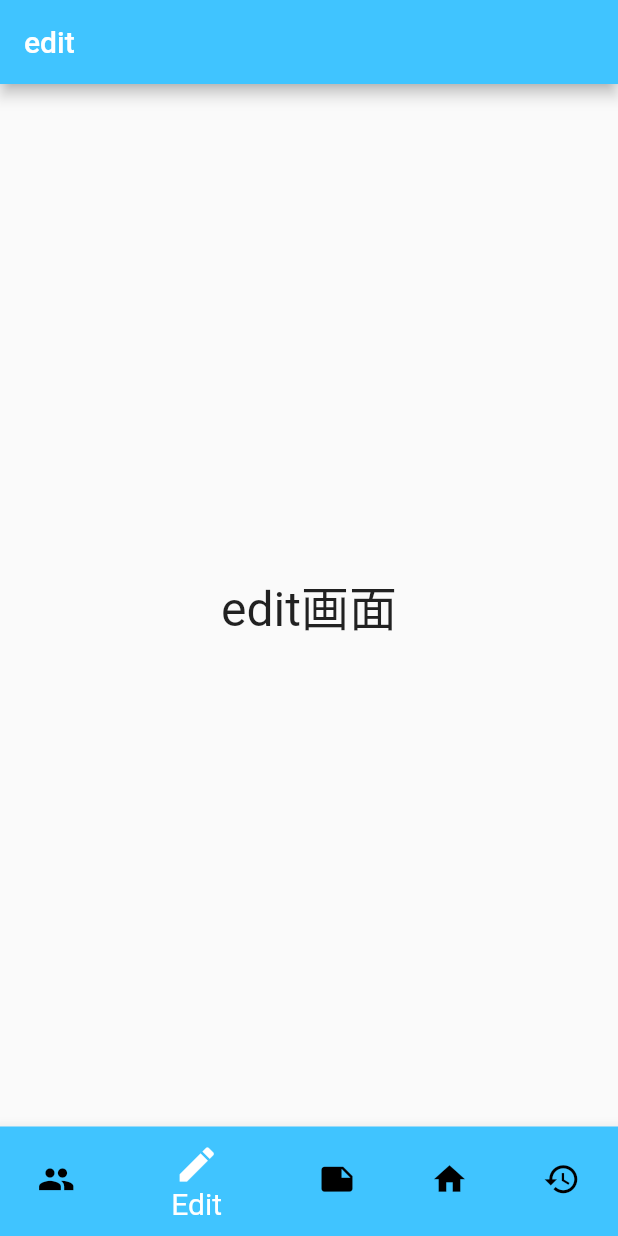
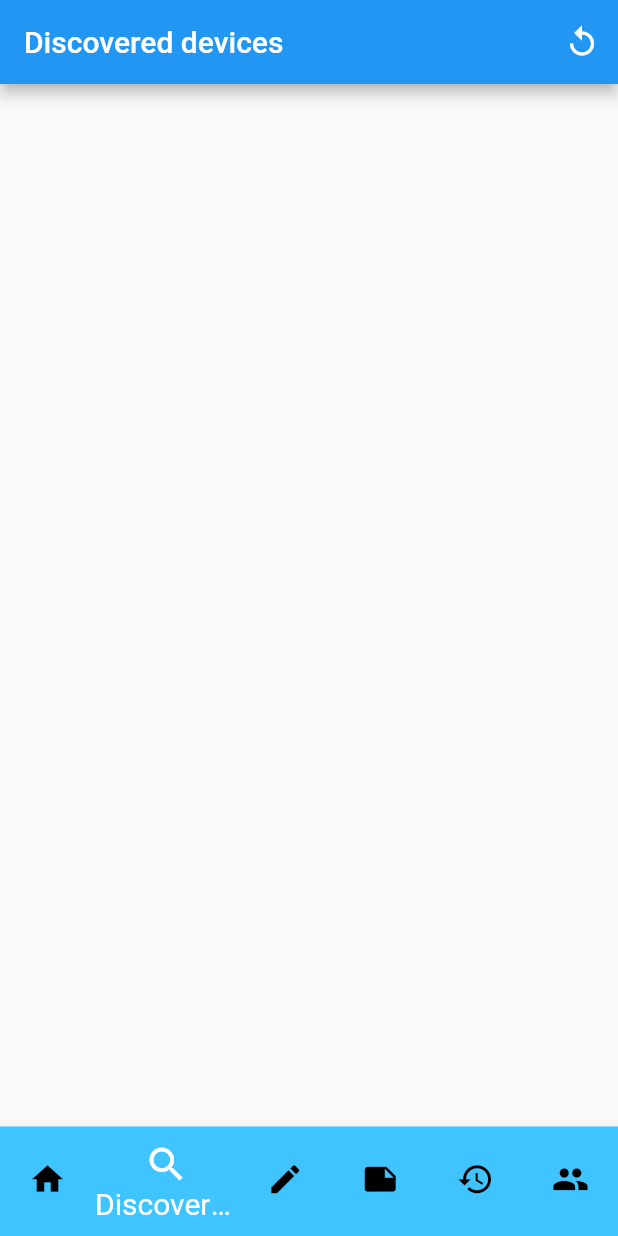
Before and after one commit to microbe-zhimin/adhoc-app, a Flutter app: the screen it shows after launch, item 2 of the bottom bar chosen, on a phone screen of 412 x 824 dp. Run offline on Flutter 3.47's test engine with Material 2 defaults, Android fonts, the phone set to English and light mode, and no system bars; our stand-ins replace flutter_bluetooth_serial, permission_handler.

Commit message:
fixed version
Fixed DiscoveryPage.dart & add BluetoothDeviceListEntry.dart

```diff
--- a/lib/main.dart
+++ b/lib/main.dart
@@ -1,5 +1,6 @@
 import 'package:flutter/material.dart';
 import 'src/app.dart';
+
 
 void main() {
   runApp(const MyApp());
--- a/lib/src/app.dart
+++ b/lib/src/app.dart
@@ -1,9 +1,10 @@
 import 'package:flutter/material.dart';
-
+import 'package:permission_handler/permission_handler.dart';
+import 'screens/Home.dart';
 import 'screens/account.dart';
 import 'screens/edit.dart';
 import 'screens/newfile.dart';
-import 'screens/search.dart';
+import 'screens/DiscoveryPage.dart';
 import 'screens/history.dart';
 
 class MyApp extends StatelessWidget {
@@ -11,27 +12,62 @@ class MyApp extends StatelessWidget {
 
   @override
   Widget build(BuildContext context) {
-    return const MaterialApp(
-      title: 'ADHOC',
-      home: MyStatefulWidget(),
+    Future.delayed(Duration.zero, () =>
+        showDialog(
+            context: context,
+            builder: (context) =>
+                AlertDialog(
+                  title: const Text('CAUTION'),
+                  content: const Text(
+                      'This application uses Bluetooth.\nMake sure your device\'s Bluetooth is turned on or off.'),
+                  actions: <Widget>[
+                    OutlinedButton(
+                        onPressed: () {
+                          openAppSettings();
+                        },
+                        child: const Text('Open Setting')
+                    ),
+                    OutlinedButton(
+                        onPressed: () {
+                          Navigator.of(context).pop();
+                        },
+                        child: const Text('OK')
+                    )
+                  ],
+                )
+        ),
     );
+    return MaterialApp(
+      title: 'Flutter Demo',
+      theme: ThemeData(
+        primarySwatch: Colors.blue,
+      ),
+      home: const MyHomePage(title: 'Flutter Demo Home Page'),
+
+    );
+
   }
 }
 
-class MyStatefulWidget extends StatefulWidget {
-  const MyStatefulWidget({Key? key}) : super(key: key);
+
+class MyHomePage extends StatefulWidget {
+  const MyHomePage({super.key, required this.title});
+  final String title;
 
   @override
-  State<MyStatefulWidget> createState() => _MyStatefulWidgetState();
+
+  State<MyHomePage> createState() => _MyHomePage();
+
 }
 
-class _MyStatefulWidgetState extends State<MyStatefulWidget> {
+class _MyHomePage extends State<MyHomePage> {
   static const _screens = [
-    AccountScreen(),
+    HomeScreen(),
+    DiscoveryPage(),
+    NewfileScreen(),
     EditScreen(),
-    NewfileScreen(),
-    SearchScreen(),
-    HistoryScreen()
+    HistoryScreen(),
+    AccountScreen()
   ];
 
   int _selectedIndex = 0;
@@ -44,6 +80,7 @@ class _MyStatefulWidgetState extends State<MyStatefulWidget> {
 
   @override
   Widget build(BuildContext context) {
+
     return Scaffold(
         body: _screens[_selectedIndex],
         bottomNavigationBar: BottomNavigationBar(
@@ -51,29 +88,35 @@ class _MyStatefulWidgetState extends State<MyStatefulWidget> {
           onTap: _onItemTapped,
           items: const <BottomNavigationBarItem>[
             BottomNavigationBarItem(//
-                icon: Icon(Icons.people),
-                label: 'Account',
+                icon: Icon(Icons.home),
+                label: 'Home',
+                backgroundColor: Colors.lightBlueAccent
+            ),
+            BottomNavigationBarItem(//
+                icon: Icon(Icons.search),
+                label: 'Discovery Devices',
                 backgroundColor: Colors.lightBlueAccent
             ),
             BottomNavigationBarItem(
                 icon: Icon(Icons.edit),
-              label: 'Edit',
+                label: 'Create New File',
                 backgroundColor: Colors.lightBlueAccent
             ),
             BottomNavigationBarItem(
                 icon: Icon(Icons.note),
-              label: 'A',
-              backgroundColor: Colors.lightBlueAccent
-            ),
-            BottomNavigationBarItem(
-              icon: Icon(Icons.home),
-              label: 'A',
+                label: 'Edit Files',
                 backgroundColor: Colors.lightBlueAccent
             ),
             BottomNavigationBarItem(
                 icon: Icon(Icons.history),
                 label: 'History',
                 backgroundColor: Colors.lightBlueAccent
+            ),
+            BottomNavigationBarItem(
+                icon: Icon(Icons.people),
+                label: 'Account',
+                backgroundColor: Colors.lightBlueAccent
+
             ),
           ],
 
--- /dev/null
+++ b/lib/src/screens/BluetoothDeviceListEntry.dart
@@ -0,0 +1,73 @@
+import 'package:flutter/material.dart';
+import 'package:flutter_bluetooth_serial/flutter_bluetooth_serial.dart';
+
+class BluetoothDeviceListEntry extends ListTile {
+  BluetoothDeviceListEntry({
+    required BluetoothDevice device,
+    int? rssi,
+    GestureTapCallback? onTap,
+    GestureLongPressCallback? onLongPress,
+    bool enabled = true,
+  }) : super(
+          onTap: onTap,
+          onLongPress: onLongPress,
+          enabled: enabled,
+          leading: Icon(Icons.devices),
+          // @TODO . !BluetoothClass! class aware icon
+          title: Text(device.name ?? ""),
+          subtitle: Text(device.address.toString()),
+          trailing: Row(
+            mainAxisSize: MainAxisSize.min,
+            children: <Widget>[
+              rssi != null
+                  ? Container(
+                      margin: new EdgeInsets.all(8.0),
+                      child: DefaultTextStyle(
+                        style: _computeTextStyle(rssi),
+                        child: Column(
+                          mainAxisSize: MainAxisSize.min,
+                          children: <Widget>[
+                            Text(rssi.toString()),
+                            Text('dBm'),
+                          ],
+                        ),
+                      ),
+                    )
+                  : Container(width: 0, height: 0),
+              device.isConnected
+                  ? Icon(Icons.import_export)
+                  : Container(width: 0, height: 0),
+              device.isBonded
+                  ? Icon(Icons.link)
+                  : Container(width: 0, height: 0),
+            ],
+          ),
+        );
+
+  static TextStyle _computeTextStyle(int rssi) {
+    /**/ if (rssi >= -35)
+      return TextStyle(color: Colors.greenAccent[700]);
+    else if (rssi >= -45)
+      return TextStyle(
+          color: Color.lerp(
+              Colors.greenAccent[700], Colors.lightGreen, -(rssi + 35) / 10));
+    else if (rssi >= -55)
+      return TextStyle(
+          color: Color.lerp(
+              Colors.lightGreen, Colors.lime[600], -(rssi + 45) / 10));
+    else if (rssi >= -65)
+      return TextStyle(
+          color: Color.lerp(Colors.lime[600], Colors.amber, -(rssi + 55) / 10));
+    else if (rssi >= -75)
+      return TextStyle(
+          color: Color.lerp(
+              Colors.amber, Colors.deepOrangeAccent, -(rssi + 65) / 10));
+    else if (rssi >= -85)
+      return TextStyle(
+          color: Color.lerp(
+              Colors.deepOrangeAccent, Colors.redAccent, -(rssi + 75) / 10));
+    else
+      /*code symmetry*/
+      return TextStyle(color: Colors.redAccent);
+  }
+}
--- /dev/null
+++ b/lib/src/screens/DiscoveryPage.dart
@@ -0,0 +1,162 @@
+import 'dart:async';
+
+import 'package:flutter/material.dart';
+import 'package:flutter_bluetooth_serial/flutter_bluetooth_serial.dart';
+
+import 'BluetoothDeviceListEntry.dart';
+
+class DiscoveryPage extends StatefulWidget {
+  /// If true, discovery starts on page start, otherwise user must press action button.
+  final bool start;
+
+  const DiscoveryPage({this.start = true});
+
+  @override
+  _DiscoveryPage createState() => new _DiscoveryPage();
+}
+
+class _DiscoveryPage extends State<DiscoveryPage> {
+  StreamSubscription<BluetoothDiscoveryResult>? _streamSubscription;
+  List<BluetoothDiscoveryResult> results =
+      List<BluetoothDiscoveryResult>.empty(growable: true);
+  bool isDiscovering = false;
+
+  _DiscoveryPage();
+
+  @override
+  void initState() {
+    super.initState();
+
+    isDiscovering = widget.start;
+    if (isDiscovering) {
+      _startDiscovery();
+    }
+  }
+
+  void _restartDiscovery() {
+    setState(() {
+      results.clear();
+      isDiscovering = true;
+    });
+
+    _startDiscovery();
+  }
+
+  void _startDiscovery() {
+    _streamSubscription =
+        FlutterBluetoothSerial.instance.startDiscovery().listen((r) {
+      setState(() {
+        final existingIndex = results.indexWhere(
+            (element) => element.device.address == r.device.address);
+        if (existingIndex >= 0)
+          results[existingIndex] = r;
+        else
+          results.add(r);
+      });
+    });
+
+    _streamSubscription!.onDone(() {
+      setState(() {
+        isDiscovering = false;
+      });
+    });
+  }
+
+  // @TODO . One day there should be `_pairDevice` on long tap on something... ;)
+
+  @override
+  void dispose() {
+    // Avoid memory leak (`setState` after dispose) and cancel discovery
+    _streamSubscription?.cancel();
+
+    super.dispose();
+  }
+
+  @override
+  Widget build(BuildContext context) {
+    return Scaffold(
+      appBar: AppBar(
+        title: isDiscovering
+            ? Text('Discovering devices')
+            : Text('Discovered devices'),
+        actions: <Widget>[
+          isDiscovering
+              ? FittedBox(
+                  child: Container(
+                    margin: new EdgeInsets.all(16.0),
+                    child: CircularProgressIndicator(
+                      valueColor: AlwaysStoppedAnimation<Color>(Colors.white),
+                    ),
+                  ),
+                )
+              : IconButton(
+                  icon: Icon(Icons.replay),
+                  onPressed: _restartDiscovery,
+                )
+        ],
+      ),
+      body: ListView.builder(
+        itemCount: results.length,
+        itemBuilder: (BuildContext context, index) {
+          BluetoothDiscoveryResult result = results[index];
+          final device = result.device;
+          final address = device.address;
+          return BluetoothDeviceListEntry(
+            device: device,
+            rssi: result.rssi,
+            onTap: () {
+              Navigator.of(context).pop(result.device);
+            },
+            onLongPress: () async {
+              try {
+                bool bonded = false;
+                if (device.isBonded) {
+                  print('Unbonding from ${device.address}...');
+                  await FlutterBluetoothSerial.instance
+                      .removeDeviceBondWithAddress(address);
+                  print('Unbonding from ${device.address} has succed');
+                } else {
+                  print('Bonding with ${device.address}...');
+                  bonded = (await FlutterBluetoothSerial.instance
+                      .bondDeviceAtAddress(address))!;
+                  print(
+                      'Bonding with ${device.address} has ${bonded ? 'succed' : 'failed'}.');
+                }
+                setState(() {
+                  results[results.indexOf(result)] = BluetoothDiscoveryResult(
+                      device: BluetoothDevice(
+                        name: device.name ?? '',
+                        address: address,
+                        type: device.type,
+                        bondState: bonded
+                            ? BluetoothBondState.bonded
+                            : BluetoothBondState.none,
+                      ),
+                      rssi: result.rssi);
+                });
+              } catch (ex) {
+                showDialog(
+                  context: context,
+                  builder: (BuildContext context) {
+                    return AlertDialog(
+                      title: const Text('Error occured while bonding'),
+                      content: Text("${ex.toString()}"),
+                      actions: <Widget>[
+                        new TextButton(
+                          child: new Text("Close"),
+                          onPressed: () {
+                            Navigator.of(context).pop();
+                          },
+                        ),
+                      ],
+                    );
+                  },
+                );
+              }
+            },
+          );
+        },
+      ),
+    );
+  }
+}
```
Also changed, not shown: lib/src/screens/Home.dart (added, +21 -0 lines). Lines whose indentation alone changed are shown as unchanged.
